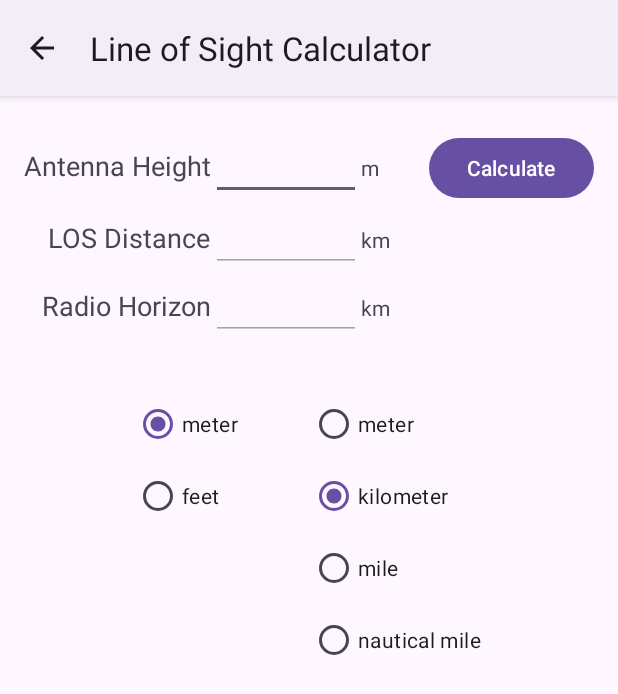
After one commit to wholybee/RFCalculator, an Android app: the LosActivity screen opened directly, with no data from a screen before it, on a phone screen of 412 x 824 dp. The commit adds this screen. Shown: the top 694 px of the screen. Run offline under Robolectric (Android 15) with nearby library versions, the phone set to English and light mode, and no system bars.

Commit message:
finished los calculator

```diff
--- /dev/null
+++ b/app/src/main/java/net/holybee/rfcalculator/LosActivity.java
@@ -0,0 +1,162 @@
+package net.holybee.rfcalculator;
+
+import androidx.appcompat.app.AppCompatActivity;
+import androidx.lifecycle.ViewModelProvider;
+
+import android.os.Bundle;
+import android.view.Menu;
+import android.view.MenuItem;
+import android.view.View;
+import android.widget.EditText;
+import android.widget.RadioButton;
+import android.widget.TextView;
+import android.widget.Toast;
+
+import java.math.BigDecimal;
+
+public class LosActivity extends AppCompatActivity {
+
+    private LosViewModel mViewModel;
+    private RadioButton rbHeightFt, rbHeightM, rbDistM, rbDistKm, rbDistMile, rbDistNM;
+    private TextView heightUnitText, radioUnitText, losUnitText;
+    private EditText losDistanceEditText, radioDistanceEditText;
+    private EditText heightEditText;
+
+    @Override
+    protected void onCreate(Bundle savedInstanceState) {
+        super.onCreate(savedInstanceState);
+        setContentView(R.layout.activity_los);
+        mViewModel = new ViewModelProvider(this).get(LosViewModel.class);
+        rbHeightFt = findViewById(R.id.los_feet_radioButton);
+        rbHeightM = findViewById(R.id.los_meter_radioButton);
+        rbDistM = findViewById(R.id.los_distance_meter_radioButton);
+        rbDistKm = findViewById(R.id.los_distance_km_radioButton);
+        rbDistMile = findViewById(R.id.los_distance_mile_radioButton);
+        rbDistNM = findViewById(R.id.los_distance_nautical_mile_radioButton);
+        heightUnitText = findViewById(R.id.losHeightUnitTextView);
+        radioUnitText = findViewById(R.id.losRadioUnitTextView);
+        losUnitText = findViewById(R.id.losDistanceUnitTextView);
+        heightEditText = findViewById(R.id.losHeightEditText);
+        losDistanceEditText = findViewById(R.id.losDistanceEditText);
+        radioDistanceEditText = findViewById(R.id.losRadioEditText);
+
+        setRadioButtons();
+
+    }
+
+    @Override
+    public boolean onCreateOptionsMenu(Menu menu) {
+        // Inflate the menu; this adds items to the action bar if it is present.
+        //  getMenuInflater().inflate(R.menu.rfcalc, menu);
+        return true;
+    }
+
+    @Override
+    public boolean onOptionsItemSelected(MenuItem item) {
+        // Handle action bar item clicks here. The action bar will
+        // automatically handle clicks on the Home/Up button, so long
+        // as you specify a parent activity in AndroidManifest.xml.
+        int id = item.getItemId();
+        if (id == R.id.action_settings) {
+            return true;
+        }
+        return super.onOptionsItemSelected(item);
+    }
+
+    public void heightUnitChanged (View view) {
+        int id = view.getId();
+        if (id == R.id.los_meter_radioButton) {
+            mViewModel.heightUnit = LosViewModel.METER;
+            heightUnitText.setText("m");
+        }
+        if (id == R.id.los_feet_radioButton) {
+            mViewModel.heightUnit = LosViewModel.FEET;
+            heightUnitText.setText("ft");
+        }
+    }
+
+    public void distanceUnitChanged (View view) {
+        int id = view.getId();
+        if (id == R.id.los_distance_meter_radioButton){
+            mViewModel.distanceUnit = LosViewModel.METER;
+            losUnitText.setText("m");
+            radioUnitText.setText("m");
+
+        }
+        if (id == R.id.los_distance_km_radioButton) {
+            mViewModel.distanceUnit = LosViewModel.KILOMETER;
+            losUnitText.setText("km");
+            radioUnitText.setText("km");
+        }
+        if (id == R.id.los_distance_mile_radioButton) {
+            mViewModel.distanceUnit = LosViewModel.MILE;
+            losUnitText.setText("mi");
+            radioUnitText.setText("mi");
+        }
+        if (id == R.id.los_distance_nautical_mile_radioButton) {
+            mViewModel.distanceUnit = LosViewModel.NAUTICALMILE;
+            losUnitText.setText("nm");
+            radioUnitText.setText("nm");
+        }
+        if (heightEditText.toString().length() > 0) {
+            clickCalculate(view);
+        }
+    }
+
+
+    public void clickCalculate (View view) {
+        try {
+            BigDecimal height = new BigDecimal(heightEditText.getText().toString());
+            BigDecimal losDistance = mViewModel.calculateLos(height);
+            BigDecimal radioDistance = mViewModel.calculateRadio(height);
+            losDistanceEditText.setText(String.valueOf(losDistance));
+            radioDistanceEditText.setText(String.valueOf(radioDistance));
+
+        } catch (Exception e) {
+            showToast("Invalid Number Entered.\n(Division by zero?)");
+        }
+    }
+
+    private void setRadioButtons() {
+        switch (mViewModel.distanceUnit) {
+            case LosViewModel.METER: {
+                rbDistM.setChecked(true);
+                radioUnitText.setText("m");
+                losUnitText.setText("m");
+                break;
+            }
+            case LosViewModel.KILOMETER: {
+                rbDistKm.setChecked(true);
+                radioUnitText.setText("km");
+                losUnitText.setText("km");
+                break;
+            }
+            case LosViewModel.MILE: {
+                rbDistMile.setChecked(true);
+                radioUnitText.setText("mi");
+                losUnitText.setText("mi");
+                break;
+            }
+            case LosViewModel.NAUTICALMILE: {
+                rbDistNM.setChecked(true);
+                radioUnitText.setText("nm");
+                losUnitText.setText("nm");
+                break;
+            }
+        }
+        switch (mViewModel.heightUnit) {
+            case LosViewModel.METER: {
+                rbHeightM.setChecked(true);
+                heightUnitText.setText("m");
+                break;
+            }
+            case LosViewModel.FEET: {
+                rbHeightFt.setChecked(true);
+                heightUnitText.setText("ft");
+            }
+        }
+    }
+    private void showToast (String s) {
+        Toast.makeText(this,s, Toast.LENGTH_LONG).show();
+    }
+}
--- a/app/src/main/java/net/holybee/rfcalculator/WavelengthActivity.java
+++ b/app/src/main/java/net/holybee/rfcalculator/WavelengthActivity.java
@@ -21,6 +21,8 @@ public class WavelengthActivity extends AppCompatActivity {
     private RadioButton rbHZ, rbMHZ, rbKHZ, rbGHZ, rbMM, rbCM, rbM, rbKM;
 
     private TextView freqUnitText, wavelengthUnitText;
+
+
 
     @Override
     protected void onCreate(Bundle savedInstanceState) {
@@ -120,6 +122,7 @@ public class WavelengthActivity extends AppCompatActivity {
             BigDecimal wavelength = mViewModel.calculateWavelength(frequency);
             waveEditText.setText(String.valueOf(wavelength));
         } catch (Exception e) {
+            Log.e(TAG,e.getMessage());
             showToast("Invalid Number Entered.\n(Division by zero?)");
         }
     }
--- /dev/null
+++ b/app/src/main/res/layout/activity_los.xml
@@ -0,0 +1,195 @@
+<?xml version="1.0" encoding="utf-8"?>
+<LinearLayout xmlns:android="http://schemas.android.com/apk/res/android"
+    xmlns:app="http://schemas.android.com/apk/res-auto"
+    xmlns:tools="http://schemas.android.com/tools"
+    android:layout_width="match_parent"
+    android:layout_height="match_parent"
+    android:orientation="vertical"
+    android:gravity = "top|center"
+    tools:context=".LosActivity">
+
+    <LinearLayout
+        android:layout_width="wrap_content"
+        android:layout_height="wrap_content"
+        android:orientation="vertical"
+        android:gravity="center|right"
+        android:paddingTop="24dp">
+
+        <LinearLayout
+            android:layout_width="wrap_content"
+            android:layout_height="wrap_content"
+            android:orientation="horizontal">
+
+            <TextView
+
+                android:layout_width="wrap_content"
+                android:layout_height="wrap_content"
+                android:text="Antenna Height"
+                android:textAppearance="?android:attr/textAppearanceMedium" />
+
+            <EditText
+                android:id="@+id/losHeightEditText"
+                android:layout_width="100dp"
+                android:layout_height="wrap_content"
+
+                android:ems="10"
+                android:imeOptions="actionDone"
+                android:inputType="number|numberDecimal"
+                android:text="" />
+
+            <TextView
+                android:id="@+id/losHeightUnitTextView"
+                android:layout_width="45dp"
+                android:layout_height="wrap_content"
+                android:paddingEnd="5dp"
+                android:text="m" />
+
+            <Button
+                android:id="@+id/losCalculateButton"
+                android:layout_width="110dp"
+                android:layout_height="wrap_content"
+                android:onClick="clickCalculate"
+                android:text="@string/calculate" />
+        </LinearLayout>
+
+        <LinearLayout
+            android:layout_width="wrap_content"
+            android:layout_height="wrap_content"
+
+            android:orientation="horizontal">
+
+            <TextView
+
+                android:layout_width="wrap_content"
+                android:layout_height="wrap_content"
+                android:text="LOS Distance"
+                android:textAppearance="?android:attr/textAppearanceMedium" />
+
+            <EditText
+                android:id="@+id/losDistanceEditText"
+                android:layout_width="100dp"
+                android:layout_height="wrap_content"
+
+                android:ems="10"
+                android:enabled="false"
+                android:inputType="text" />
+
+            <TextView
+                android:id="@+id/losDistanceUnitTextView"
+                android:layout_width="45dp"
+                android:layout_height="wrap_content"
+                android:paddingEnd="5dp"
+                android:text="km" />
+
+            <Space
+                android:layout_width="110dp"
+                android:layout_height="wrap_content"
+                android:layout_weight="1" />
+        </LinearLayout>
+
+        <LinearLayout
+            android:layout_width="wrap_content"
+            android:layout_height="wrap_content"
+
+            android:orientation="horizontal">
+
+            <TextView
+
+                android:layout_width="wrap_content"
+                android:layout_height="wrap_content"
+                android:text="Radio Horizon"
+                android:textAppearance="?android:attr/textAppearanceMedium" />
+
+            <EditText
+                android:id="@+id/losRadioEditText"
+                android:layout_width="100dp"
+                android:layout_height="wrap_content"
+
+                android:ems="10"
+                android:enabled="false"
+                android:inputType="text" />
+
+            <TextView
+                android:id="@+id/losRadioUnitTextView"
+                android:layout_width="45dp"
+                android:layout_height="wrap_content"
+                android:paddingEnd="5dp"
+
+                android:text="km" />
+
+            <Space
+                android:layout_width="110dp"
+                android:layout_height="wrap_content" />
+
+        </LinearLayout>
+        <LinearLayout
+            android:layout_width="match_parent"
+            android:layout_height="match_parent"
+            android:gravity="center"
+            android:orientation="horizontal">
+
+            <RadioGroup
+                android:layout_width="wrap_content"
+                android:layout_height="match_parent"
+                android:paddingTop="32dp"
+                android:paddingEnd="48dp">
+
+                <RadioButton
+                    android:id="@+id/los_meter_radioButton"
+                    android:layout_width="match_parent"
+                    android:layout_height="wrap_content"
+                    android:checked="false"
+                    android:onClick="heightUnitChanged"
+                    android:text="meter" />
+
+                <RadioButton
+                    android:id="@+id/los_feet_radioButton"
+                    android:layout_width="match_parent"
+                    android:layout_height="wrap_content"
+                    android:onClick="heightUnitChanged"
+                    android:text="feet" />
+
+            </RadioGroup>
+
+            <RadioGroup
+                android:layout_width="wrap_content"
+                android:layout_height="match_parent"
+                android:paddingTop="32dp"
+                android:paddingEnd="2dp">
+
+                <RadioButton
+                    android:id="@+id/los_distance_meter_radioButton"
+                    android:layout_width="match_parent"
+                    android:layout_height="wrap_content"
+                    android:onClick="distanceUnitChanged"
+                    android:text="meter" />
+
+                <RadioButton
+                    android:id="@+id/los_distance_km_radioButton"
+                    android:layout_width="match_parent"
+                    android:layout_height="wrap_content"
+                    android:onClick="distanceUnitChanged"
+                    android:text="kilometer" />
+
+                <RadioButton
+                    android:id="@+id/los_distance_mile_radioButton"
+                    android:layout_width="match_parent"
+                    android:layout_height="wrap_content"
+                    android:onClick="distanceUnitChanged"
+                    android:text="mile" />
+
+                <RadioButton
+                    android:id="@+id/los_distance_nautical_mile_radioButton"
+                    android:layout_width="match_parent"
+                    android:layout_height="wrap_content"
+                    android:onClick="distanceUnitChanged"
+                    android:text="nautical mile" />
+            </RadioGroup>
+
+        </LinearLayout>
+
+
+
+    </LinearLayout>
+
+</LinearLayout>
--- a/app/src/main/res/menu/root.xml
+++ b/app/src/main/res/menu/root.xml
@@ -27,5 +27,9 @@
         android:orderInCategory="100"
         app:showAsAction="never" />
 
+    <item android:id="@+id/action_los"
+        android:title="@string/line_of_sight_calculator"
+        android:orderInCategory="100"
+        app:showAsAction="never" />
 
 </menu>
--- a/app/src/main/res/values/strings.xml
+++ b/app/src/main/res/values/strings.xml
@@ -65,6 +65,7 @@
     <string name="calculate">Calculate</string>
     <string name="wavelength">Wavelength</string>
     <string name="wavelength_calc">Wavelength Calc.</string>
+    <string name="line_of_sight_calculator">Line of Sight Calculator</string>
 
 
 </resources>
```
Also changed, not shown: app/src/main/AndroidManifest.xml (+14 -5 lines), app/src/main/java/net/holybee/rfcalculator/LosViewModel.java (added, +77 -0 lines), app/src/main/java/net/holybee/rfcalculator/MainActivity.java (+16 -0 lines), app/src/main/java/net/holybee/rfcalculator/WaveLengthViewModel.java (+7 -2 lines), app/src/main/res/layout/activity_root.xml (+24 -1 lines).
